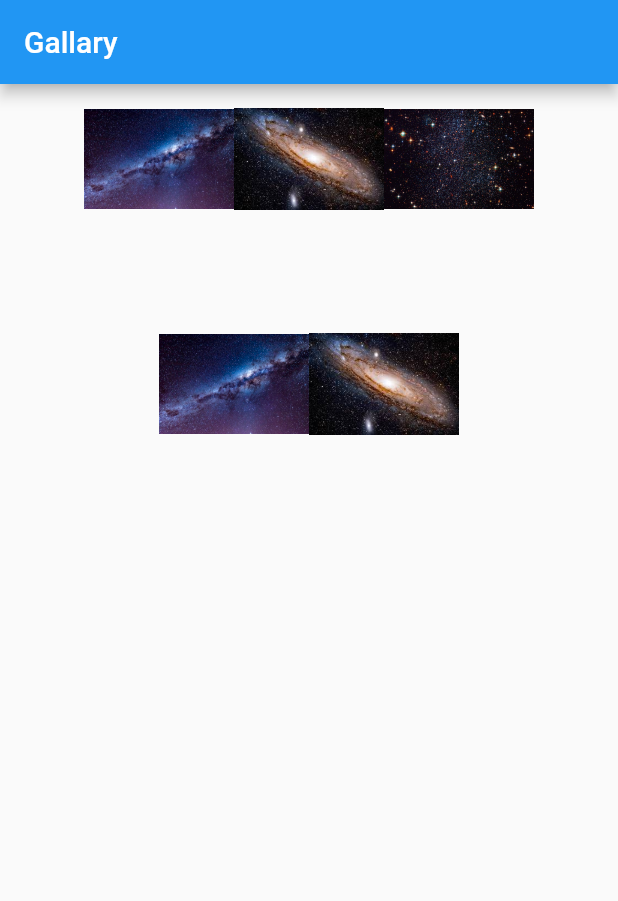
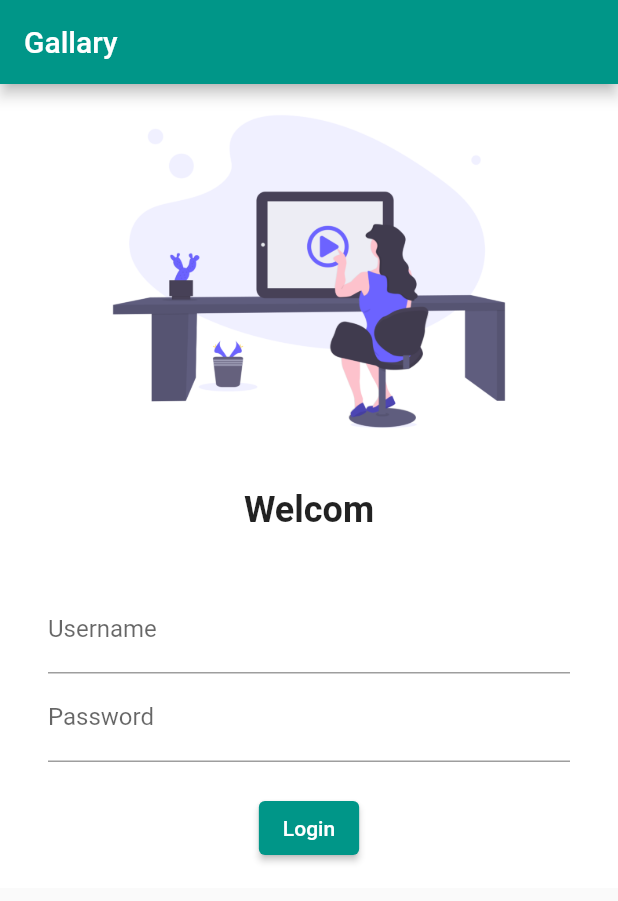
Before and after one commit to porus1124962/flutter_first_app, a Flutter app: the screen it shows after launch, on a phone screen of 412 x 824 dp. Shown: the top 901 px of the screen. Run offline on Flutter 3.47's test engine with Material 2 defaults, Android fonts, the phone set to English and light mode, and no system bars.

Commit message:
log in ui

```diff
--- a/lib/main.dart
+++ b/lib/main.dart
@@ -1,4 +1,5 @@
 import 'package:flutter/material.dart';
+import 'package:flutter_first_app/pages/login.dart';
 import 'pages/home_page.dart';
 void main(){
   runApp(MyApp());
@@ -7,7 +8,16 @@ void main(){
 class MyApp extends StatelessWidget{
   Widget build(BuildContext context){
     return MaterialApp(
-      home: HomePage(),
+      theme: ThemeData(
+        primarySwatch: Colors.teal),
+      themeMode: ThemeMode.light,
+      darkTheme: ThemeData(
+          brightness: Brightness.dark),
+
+      routes: {
+        "/":(context) => LoginPage(),
+        "/home":(context) => HomePage(),
+      },
     );
   }
 }
--- a/lib/pages/home_page.dart
+++ b/lib/pages/home_page.dart
@@ -3,63 +3,37 @@ import 'package:flutter/material.dart';
 class HomePage extends StatelessWidget{
   Widget build(BuildContext context){
     return Scaffold(
+
       appBar: AppBar(
         title: Text("Gallary"),
       ),
-      body: Container(
+      body: Center(
+        child: Container(
+          color: Colors.white,
+
+          child: Center(
+            child: Column(
+              children: [
+
+                Center(
+                  child: Text(
+                    "Welcom Home Page",
+                    style: TextStyle(
+                      fontSize: 24,
+                      fontWeight: FontWeight.bold,
+                    ),
+                  ),
+                ),
 
 
-        child: Row(
-          mainAxisAlignment: MainAxisAlignment.spaceEvenly,
-          children: [
-            Column(
-              children:<Widget>[
-                 Row(
-                  children: [
-                    Column(
-                      children:[
-                        Image.asset('assets/images/g1.jpg',
-                          height: 100,width: 100,)
-                      ],
-                    ),
-                    Column(
-                      children:[
-                        Image.asset('assets/images/g2.jpg' ,
-                          height: 100,width: 100,)
-                      ],
-                    ),
 
-                    Column(
-                      children:[
-                        Image.asset('assets/images/g3.jpg' ,
-                          height: 100,width: 100,)
-                      ],
-                    )
-                  ],
-                ),
-                Row(
 
-                  children: [
-                    Column(
-                      children:[
-                        Image.asset('assets/images/g1.jpg',
-                          height: 200,width: 100,)
-                      ],
-                    ),
-                    Column(
-                      children:[
-                        Image.asset('assets/images/g2.jpg' ,
-                          height: 200,width: 100,)
-                      ],
-                    ),
-                  ],
-                ),
               ],
             ),
-          ],
+          ),
         ),
+      ),
 
-      ),
     );
   }
 }
--- /dev/null
+++ b/lib/pages/login.dart
@@ -0,0 +1,77 @@
+import 'package:flutter/material.dart';
+import 'package:flutter_first_app/pages/home_page.dart';
+
+class LoginPage extends StatelessWidget{
+  Widget build(BuildContext context){
+    return Scaffold(
+      appBar: AppBar(
+        title: Text("Gallary"),
+      ),
+      body: SingleChildScrollView(
+        child: Container(
+          color: Colors.white,
+          child: Column(
+            children: [
+              Image.asset(
+                "assets/images/login_image.png",
+                height: 250,
+                fit: BoxFit.fill,
+              ),
+              SizedBox(
+                height:20.0,
+              ),
+              Text(
+                "Welcom",
+                style: TextStyle(
+                  fontSize: 24,
+                  fontWeight: FontWeight.bold,
+                ),
+              ),
+              SizedBox(
+                height:20.0,
+              ),
+
+              Padding(
+                  padding: const EdgeInsets.symmetric(vertical: 16.0, horizontal: 32.0),
+                  child: Column(
+                    children: [
+                      TextFormField(
+                        decoration: InputDecoration(
+                            hintText: "Enter username",
+                            labelText: "Username"
+                        ),
+                      ),
+                      TextFormField(
+                        obscureText: true,
+                        decoration: InputDecoration(
+                            hintText: "Enter password",
+                            labelText: "Password",
+                        ),
+                      ),
+                      SizedBox(
+                        height:20.0,
+                      ),
+                      ElevatedButton(
+                          child:Text("Login"),
+                          style: TextButton.styleFrom(),
+                          onPressed: (){
+                            Navigator.push(
+                              context,
+                              MaterialPageRoute(builder: (context) => HomePage()),
+                            );
+                          },
+                      ),
+
+                    ],
+                  ),
+
+              )
+
+
+            ],
+          ),
+        ),
+      ),
+    );
+  }
+}
--- a/pubspec.yaml
+++ b/pubspec.yaml
@@ -46,9 +46,9 @@ flutter:
 
   # To add assets to your application, add an assets section, like this:
   assets:
-    - assets/images/g1.jpg
-    - assets/images/g2.jpg
-    - assets/images/g3.jpg
+    - assets/images/
+#    - assets/images/g2.jpg
+#    - assets/images/g3.jpg
 
   # An image asset can refer to one or more resolution-specific "variants", see
   # https://flutter.dev/assets-and-images/#resolution-aware.
```
Also changed, not shown: assets/images/login_image.png (added).
